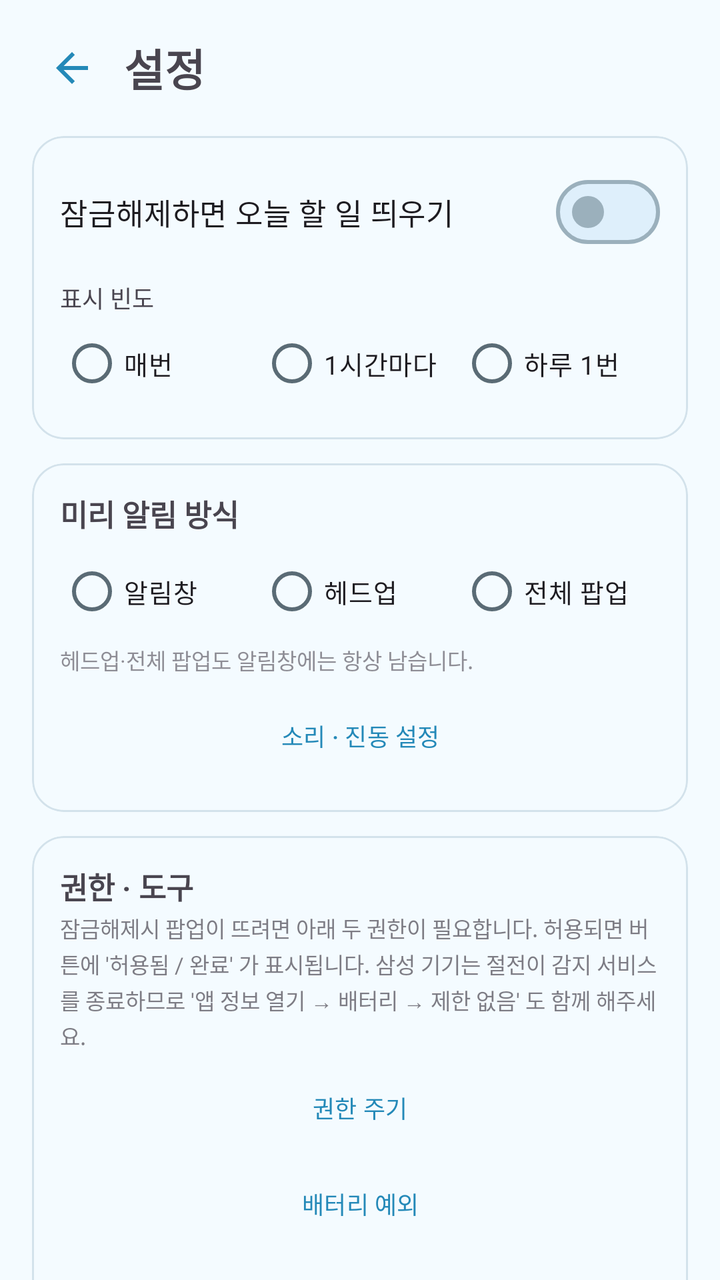
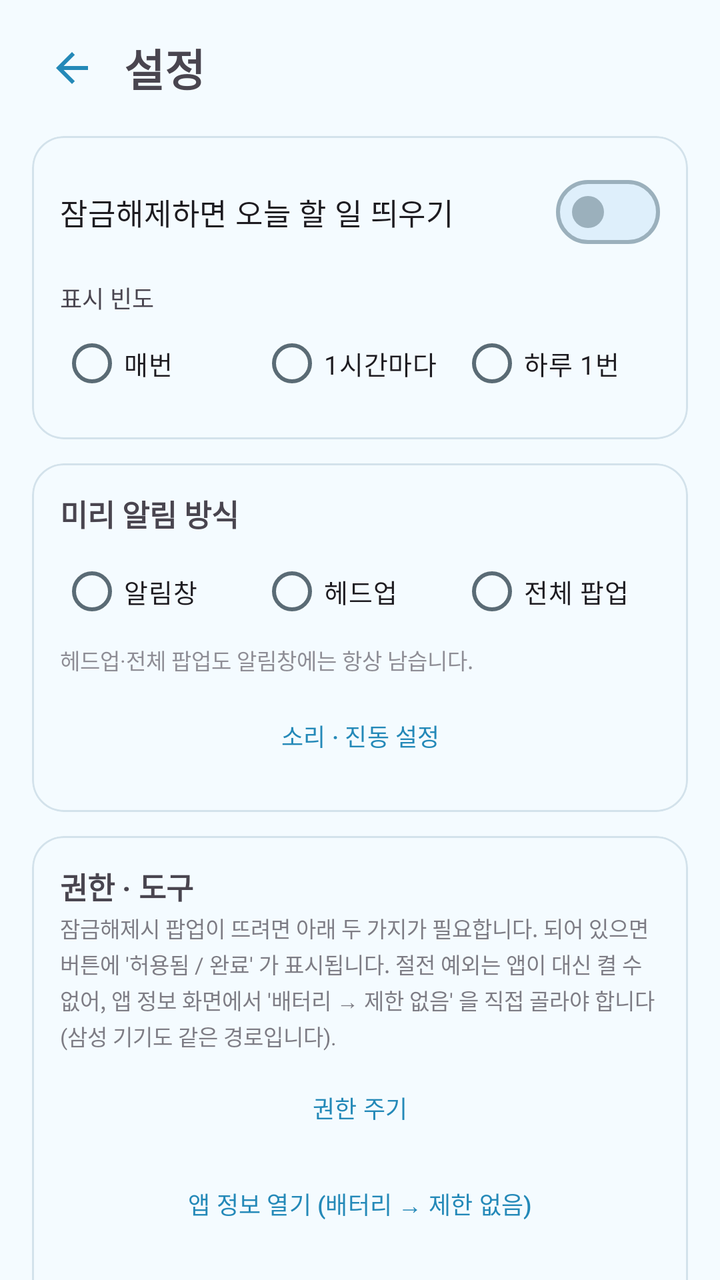

Two renders of the same Android screen: before a commit and after it. Below are the layout's source before the change and the commit's diff.
<!-- AndroidManifest.xml: application theme Theme.TodoLock -->
<!-- res/layout/activity_settings.xml -->
<?xml version="1.0" encoding="utf-8"?>
<androidx.core.widget.NestedScrollView xmlns:android="http://schemas.android.com/apk/res/android"
    xmlns:app="http://schemas.android.com/apk/res-auto"
    android:layout_width="match_parent"
    android:layout_height="match_parent"
    android:fitsSystemWindows="true"
    android:fillViewport="true">

    <LinearLayout
        android:layout_width="match_parent"
        android:layout_height="wrap_content"
        android:orientation="vertical"
        android:paddingStart="16dp"
        android:paddingEnd="16dp"
        android:paddingTop="14dp"
        android:paddingBottom="24dp">

        <LinearLayout
            android:layout_width="match_parent"
            android:layout_height="wrap_content"
            android:orientation="horizontal"
            android:gravity="center_vertical">

            <ImageButton
                android:id="@+id/btnBack"
                android:layout_width="40dp"
                android:layout_height="40dp"
                android:padding="8dp"
                android:src="@drawable/ic_back"
                app:tint="?attr/colorPrimary"
                android:background="?attr/selectableItemBackgroundBorderless"
                android:contentDescription="뒤로" />

            <TextView
                android:layout_width="0dp"
                android:layout_height="wrap_content"
                android:layout_weight="1"
                android:layout_marginStart="6dp"
                android:text="설정"
                android:textSize="22sp"
                android:textStyle="bold" />
        </LinearLayout>

        
        <com.google.android.material.card.MaterialCardView
            android:layout_width="match_parent"
            android:layout_height="wrap_content"
            android:layout_marginTop="14dp"
            app:cardCornerRadius="16dp"
            app:cardElevation="0dp"
            app:strokeWidth="1dp">

            <LinearLayout
                android:layout_width="match_parent"
                android:layout_height="wrap_content"
                android:orientation="vertical"
                android:padding="14dp">

                <com.google.android.material.materialswitch.MaterialSwitch
                    android:id="@+id/swEnabled"
                    android:layout_width="match_parent"
                    android:layout_height="wrap_content"
                    android:text="잠금해제하면 오늘 할 일 띄우기"
                    android:textSize="15sp" />

                <TextView
                    android:layout_width="match_parent"
                    android:layout_height="wrap_content"
                    android:layout_marginTop="10dp"
                    android:text="표시 빈도"
                    android:textSize="12sp"
                    android:textColor="?android:attr/textColorSecondary" />

                <RadioGroup
                    android:id="@+id/rgMode"
                    android:layout_width="match_parent"
                    android:layout_height="wrap_content"
                    android:orientation="horizontal">

                    <RadioButton
                        android:id="@+id/rbAlways"
                        android:layout_width="0dp"
                        android:layout_height="wrap_content"
                        android:layout_weight="1"
                        android:textSize="13sp"
                        android:text="매번" />

                    <RadioButton
                        android:id="@+id/rbHourly"
                        android:layout_width="0dp"
                        android:layout_height="wrap_content"
                        android:layout_weight="1"
                        android:textSize="13sp"
                        android:text="1시간마다" />

                    <RadioButton
                        android:id="@+id/rbOnce"
                        android:layout_width="0dp"
                        android:layout_height="wrap_content"
                        android:layout_weight="1"
                        android:textSize="13sp"
                        android:text="하루 1번" />
                </RadioGroup>
            </LinearLayout>
        </com.google.android.material.card.MaterialCardView>

        
        <com.google.android.material.card.MaterialCardView
            android:layout_width="match_parent"
            android:layout_height="wrap_content"
            android:layout_marginTop="12dp"
            app:cardCornerRadius="16dp"
            app:cardElevation="0dp"
            app:strokeWidth="1dp">

            <LinearLayout
                android:layout_width="match_parent"
                android:layout_height="wrap_content"
                android:orientation="vertical"
                android:padding="14dp">

                <TextView
                    android:layout_width="match_parent"
                    android:layout_height="wrap_content"
                    android:text="미리 알림 방식"
                    android:textSize="15sp"
                    android:textStyle="bold" />

                <RadioGroup
                    android:id="@+id/rgRemind"
                    android:layout_width="match_parent"
                    android:layout_height="wrap_content"
                    android:orientation="horizontal"
                    android:layout_marginTop="4dp">

                    <RadioButton
                        android:id="@+id/rbShade"
                        android:layout_width="0dp"
                        android:layout_height="wrap_content"
                        android:layout_weight="1"
                        android:textSize="13sp"
                        android:text="알림창" />

                    <RadioButton
                        android:id="@+id/rbHeadsUp"
                        android:layout_width="0dp"
                        android:layout_height="wrap_content"
                        android:layout_weight="1"
                        android:textSize="13sp"
                        android:text="헤드업" />

                    <RadioButton
                        android:id="@+id/rbPopup"
                        android:layout_width="0dp"
                        android:layout_height="wrap_content"
                        android:layout_weight="1"
                        android:textSize="13sp"
                        android:text="전체 팝업" />
                </RadioGroup>

                <TextView
                    android:layout_width="match_parent"
                    android:layout_height="wrap_content"
                    android:layout_marginTop="2dp"
                    android:textSize="11sp"
                    android:alpha="0.6"
                    android:text="헤드업·전체 팝업도 알림창에는 항상 남습니다." />

                <com.google.android.material.button.MaterialButton
                    android:id="@+id/btnRemindSound"
                    style="@style/Widget.Material3.Button.TextButton"
                    android:layout_width="match_parent"
                    android:layout_height="wrap_content"
                    android:layout_marginTop="6dp"
                    android:textSize="12sp"
                    android:text="소리 · 진동 설정" />
            </LinearLayout>
        </com.google.android.material.card.MaterialCardView>

        
        <com.google.android.material.card.MaterialCardView
            android:layout_width="match_parent"
            android:layout_height="wrap_content"
            android:layout_marginTop="12dp"
            app:cardCornerRadius="16dp"
            app:cardElevation="0dp"
            app:strokeWidth="1dp">

            <LinearLayout
                android:layout_width="match_parent"
                android:layout_height="wrap_content"
                android:orientation="vertical"
                android:padding="14dp">

                <TextView
                    android:layout_width="match_parent"
                    android:layout_height="wrap_content"
                    android:text="권한 · 도구"
                    android:textSize="15sp"
                    android:textStyle="bold" />

                
                <TextView
                    android:layout_width="match_parent"
                    android:layout_height="wrap_content"
                    android:layout_marginTop="2dp"
                    android:textSize="11sp"
                    android:alpha="0.7"
                    android:lineSpacingExtra="2dp"
                    android:text="잠금해제시 팝업이 뜨려면 아래 두 권한이 필요합니다. 허용되면 버튼에 '허용됨 / 완료' 가 표시됩니다. 삼성 기기는 절전이 감지 서비스를 종료하므로 '앱 정보 열기 → 배터리 → 제한 없음' 도 함께 해주세요." />

                <TextView
                    android:id="@+id/tvPermWarn"
                    android:layout_width="match_parent"
                    android:layout_height="wrap_content"
                    android:layout_marginTop="4dp"
                    android:textSize="12sp"
                    android:textColor="?attr/colorError"
                    android:text="⚠ '다른 앱 위에 표시' 권한이 없으면 팝업 대신 알림으로만 표시됩니다."
                    android:visibility="gone" />

                <com.google.android.material.button.MaterialButton
                    android:id="@+id/btnOverlay"
                    style="@style/Widget.Material3.Button.TextButton"
                    android:layout_width="match_parent"
                    android:layout_height="wrap_content"
                    android:layout_marginTop="4dp"
                    android:textSize="12sp"
                    android:text="권한 주기" />

                <TextView
                    android:id="@+id/tvBatteryWarn"
                    android:layout_width="match_parent"
                    android:layout_height="wrap_content"
                    android:layout_marginTop="4dp"
                    android:textSize="12sp"
                    android:textColor="?attr/colorError"
                    android:text="⚠ 배터리 예외가 없으면 절전 기능이 감지 서비스를 종료해, 팝업이 안 뜨는 날이 생깁니다."
                    android:visibility="gone" />

                <com.google.android.material.button.MaterialButton
                    android:id="@+id/btnBattery"
                    style="@style/Widget.Material3.Button.TextButton"
                    android:layout_width="match_parent"
                    android:layout_height="wrap_content"
                    android:textSize="12sp"
                    android:text="배터리 예외" />

                
                <com.google.android.material.button.MaterialButton
                    android:id="@+id/btnAppInfo"
                    style="@style/Widget.Material3.Button.TextButton"
                    android:layout_width="match_parent"
                    android:layout_height="wrap_content"
                    android:textSize="12sp"
                    android:text="앱 정보 열기 (삼성 절전 설정)" />

                <com.google.android.material.button.MaterialButton
                    android:id="@+id/btnHideOngoing"
                    style="@style/Widget.Material3.Button.TextButton"
                    android:layout_width="match_parent"
                    android:layout_height="wrap_content"
                    android:textSize="12sp"
                    android:text="상단 'TodoLock 실행 중' 알림 숨기기" />

                <com.google.android.material.button.MaterialButton
                    android:id="@+id/btnTest"
                    style="@style/Widget.Material3.Button.TextButton"
                    android:layout_width="match_parent"
                    android:layout_height="wrap_content"
                    android:textSize="12sp"
                    android:text="팝업 미리보기" />
            </LinearLayout>
        </com.google.android.material.card.MaterialCardView>
    </LinearLayout>
</androidx.core.widget.NestedScrollView>
<!-- resources referenced by this layout -->
<resources>
  <!-- drawable ic_back (drawable) -->
  <?xml version="1.0" encoding="utf-8"?>
  <vector xmlns:android="http://schemas.android.com/apk/res/android"
      android:width="24dp"
      android:height="24dp"
      android:viewportWidth="24"
      android:viewportHeight="24"
      android:autoMirrored="true">
      <path
          android:fillColor="@android:color/white"
          android:pathData="M20,11H7.83l5.59,-5.59L12,4l-8,8 8,8 1.41,-1.41L7.83,13H20z" />
  </vector>
  <color name="md_primary">#2489B8</color>
  <color name="md_on_primary">#FFFFFF</color>
  <color name="md_primary_container">#DCF2FE</color>
  <color name="md_on_primary_container">#1B5673</color>
  <color name="md_secondary">#4E616D</color>
  <color name="md_on_secondary">#FFFFFF</color>
  <color name="md_secondary_container">#D1E5F4</color>
  <color name="md_on_secondary_container">#0A1E28</color>
  <color name="md_tertiary">#5F5B7D</color>
  <color name="md_on_tertiary">#FFFFFF</color>
  <color name="md_tertiary_container">#E5DEFF</color>
  <color name="md_on_tertiary_container">#1B1736</color>
  <color name="md_error">#BA1A1A</color>
  <color name="md_on_error">#FFFFFF</color>
  <color name="md_error_container">#FFDAD6</color>
  <color name="md_on_error_container">#410002</color>
  <color name="md_background">#F4FBFF</color>
  <color name="md_on_background">#2C3A42</color>
  <color name="md_surface">#F4FBFF</color>
  <color name="md_on_surface">#2C3A42</color>
  <color name="md_surface_variant">#E3EEF5</color>
  <color name="md_on_surface_variant">#5A6B75</color>
  <color name="md_outline">#9BB0BC</color>
  <color name="md_outline_variant">#D3E2EB</color>
  <color name="md_inverse_surface">#2E3133</color>
  <color name="md_inverse_on_surface">#EFF1F3</color>
  <color name="md_inverse_primary">#83CFFF</color>
  <color name="md_surface_dim">#DDEBF4</color>
  <color name="md_surface_bright">#FBFDFF</color>
  <color name="md_surface_container_lowest">#FFFFFF</color>
  <color name="md_surface_container_low">#F9FCFF</color>
  <color name="md_surface_container">#EFF8FE</color>
  <color name="md_surface_container_high">#E7F4FD</color>
  <color name="md_surface_container_highest">#DEEFFB</color>
  <color name="sky_bright">#4FBDE8</color>
</resources>

<!-- the commit's change to res/layout/activity_settings.xml (unified diff, before → after) -->
@@ -207,7 +207,7 @@
                     android:textSize="11sp"
                     android:alpha="0.7"
                     android:lineSpacingExtra="2dp"
-                    android:text="잠금해제시 팝업이 뜨려면 아래 두 권한이 필요합니다. 허용되면 버튼에 '허용됨 / 완료' 가 표시됩니다. 삼성 기기는 절전이 감지 서비스를 종료하므로 '앱 정보 열기 → 배터리 → 제한 없음' 도 함께 해주세요." />
+                    android:text="잠금해제시 팝업이 뜨려면 아래 두 가지가 필요합니다. 되어 있으면 버튼에 '허용됨 / 완료' 가 표시됩니다. 절전 예외는 앱이 대신 켤 수 없어, 앱 정보 화면에서 '배터리 → 제한 없음' 을 직접 골라야 합니다 (삼성 기기도 같은 경로입니다)." />
 
                 <TextView
                     android:id="@+id/tvPermWarn"
@@ -235,25 +235,17 @@
                     android:layout_marginTop="4dp"
                     android:textSize="12sp"
                     android:textColor="?attr/colorError"
-                    android:text="⚠ 배터리 예외가 없으면 절전 기능이 감지 서비스를 종료해, 팝업이 안 뜨는 날이 생깁니다."
+                    android:text="⚠ 절전 예외가 없으면 절전 기능이 감지 서비스를 종료해, 팝업이 안 뜨는 날이 생깁니다."
                     android:visibility="gone" />
 
+                
                 <com.google.android.material.button.MaterialButton
                     android:id="@+id/btnBattery"
                     style="@style/Widget.Material3.Button.TextButton"
                     android:layout_width="match_parent"
                     android:layout_height="wrap_content"
                     android:textSize="12sp"
-                    android:text="배터리 예외" />
-
-                
-                <com.google.android.material.button.MaterialButton
-                    android:id="@+id/btnAppInfo"
-                    style="@style/Widget.Material3.Button.TextButton"
-                    android:layout_width="match_parent"
-                    android:layout_height="wrap_content"
-                    android:textSize="12sp"
-                    android:text="앱 정보 열기 (삼성 절전 설정)" />
+                    android:text="앱 정보 열기 (배터리 → 제한 없음)" />
 
                 <com.google.android.material.button.MaterialButton
                     android:id="@+id/btnHideOngoing"
